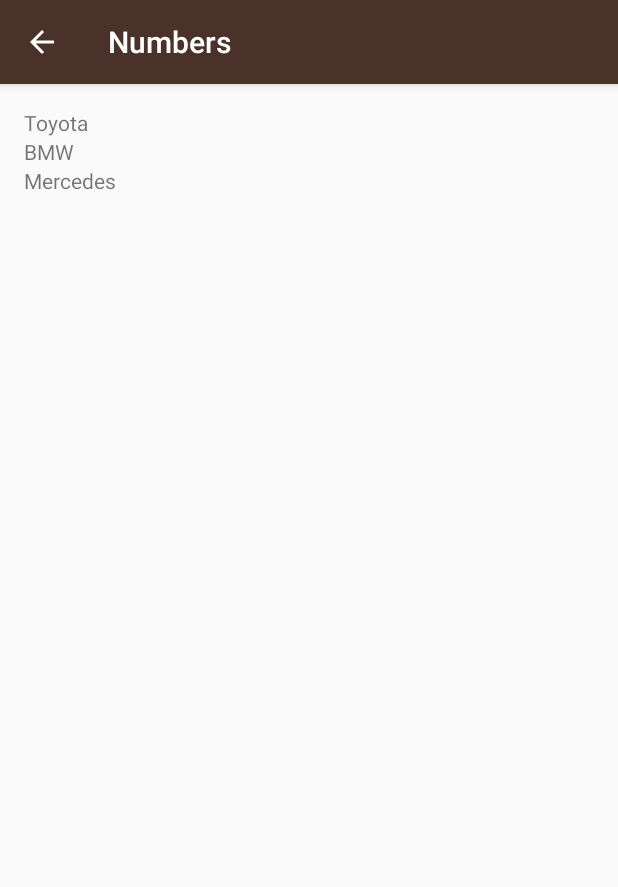
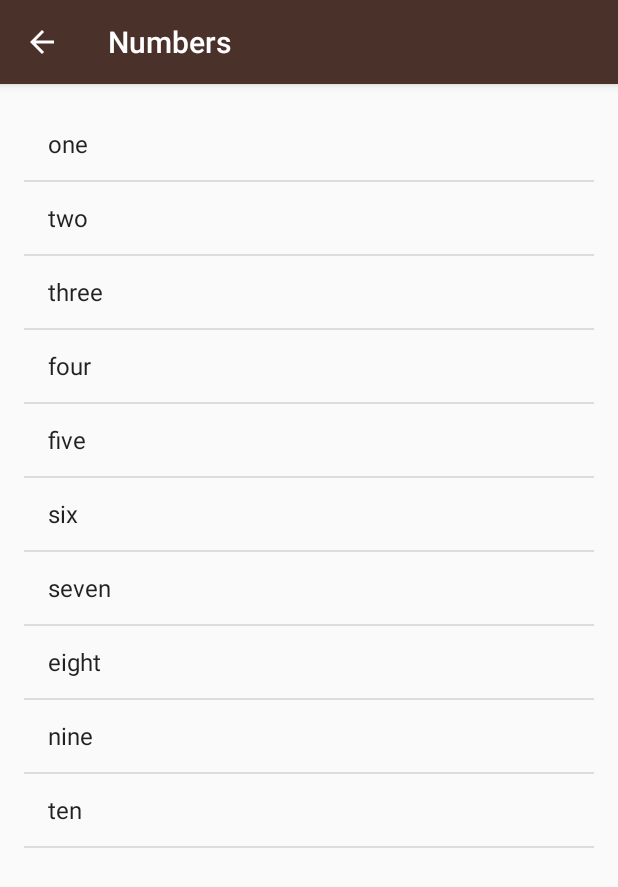
Before and after one commit to dhimasanb/miwok, an Android app: the NumbersActivity screen opened directly, with no data from a screen before it, on a phone screen of 412 x 824 dp. Shown: the top 887 px of the screen. Run offline under Robolectric (Android 15) with nearby library versions, the phone set to English and light mode, and no system bars.

Commit message:
Switch to using a list view

```diff
--- a/app/src/main/java/com/example/android/miwok/NumbersActivity.java
+++ b/app/src/main/java/com/example/android/miwok/NumbersActivity.java
@@ -18,10 +18,8 @@ package com.example.android.miwok;
 import android.os.Bundle;
 import android.support.v7.app.AppCompatActivity;
 import android.util.Log;
-import android.widget.LinearLayout;
-import android.widget.TextView;
-
-import java.util.ArrayList;
+import android.widget.ArrayAdapter;
+import android.widget.ListView;
 
 public class NumbersActivity extends AppCompatActivity {
 
@@ -48,23 +46,23 @@ public class NumbersActivity extends AppCompatActivity {
         Log.v("NumbersActivity", "Word at index 0: " + words[0]);
         Log.v("NumbersActivity", "Word at index 1: " + words[1]);
 
-        // Create Array List
-        ArrayList<String> cars = new ArrayList<>();
+        // Create an {@link ArrayAdapter}, whose data source is a list of Strings. The
+        // adapter knows how to create layouts for each item in the list, using the
+        // simple_list_item_1.xml layout resource defined in the Android framework.
+        // This list item layout contains a single {@link TextView}, which the adapter will set to
+        // display a single word.
+        ArrayAdapter<String> itemsAdapter =
+                new ArrayAdapter<String>(this, android.R.layout.simple_list_item_1, words);
 
-        // Initialize elements in array list
-        cars.add("Toyota");
-        cars.add("BMW");
-        cars.add("Mercedes");
+        // Find the {@link ListView} object in the view hierarchy of the {@link Activity}.
+        // There should be a {@link ListView} with the view ID called list, which is declared in the
+        // activity_numbers.xml layout file.
+        ListView listView = (ListView) findViewById(R.id.list);
 
-        LinearLayout rootView = (LinearLayout)findViewById(R.id.rootView);
-
-        int index = 0;
-        while(index<cars.size()) {
-            TextView carView = new TextView(this);
-            carView.setText(cars.get(index));
-            rootView.addView(carView);
-
-            index++; // increment
-        }
+        // Make the {@link ListView} use the {@link ArrayAdapter} we created above, so that the
+        // {@link ListView} will display list items for each word in the list of words.
+        // Do this by calling the setAdapter method on the {@link ListView} object and pass in
+        // 1 argument, which is the {@link ArrayAdapter} with the variable name itemsAdapter.
+        listView.setAdapter(itemsAdapter);
     }
 }
--- a/app/src/main/res/layout/activity_numbers.xml
+++ b/app/src/main/res/layout/activity_numbers.xml
@@ -1,28 +1,12 @@
 <?xml version="1.0" encoding="utf-8"?>
-<!-- Copyright (C) 2016 The Android Open Source Project
-
-     Licensed under the Apache License, Version 2.0 (the "License");
-     you may not use this file except in compliance with the License.
-     You may obtain a copy of the License at
-
-          http://www.apache.org/licenses/LICENSE-2.0
-
-     Unless required by applicable law or agreed to in writing, software
-     distributed under the License is distributed on an "AS IS" BASIS,
-     WITHOUT WARRANTIES OR CONDITIONS OF ANY KIND, either express or implied.
-     See the License for the specific language governing permissions and
-     limitations under the License.
--->
-<LinearLayout xmlns:android="http://schemas.android.com/apk/res/android"
+<ListView xmlns:android="http://schemas.android.com/apk/res/android"
     xmlns:tools="http://schemas.android.com/tools"
+    android:id="@+id/list"
+    android:orientation="vertical"
     android:layout_width="match_parent"
     android:layout_height="match_parent"
     android:paddingBottom="@dimen/activity_vertical_margin"
     android:paddingLeft="@dimen/activity_horizontal_margin"
     android:paddingRight="@dimen/activity_horizontal_margin"
     android:paddingTop="@dimen/activity_vertical_margin"
-    android:orientation="vertical"
-    android:id="@+id/rootView"
-    tools:context="com.example.android.miwok.NumbersActivity">
-
-</LinearLayout>
+    tools:context="com.example.android.miwok.NumbersActivity"/>
```
